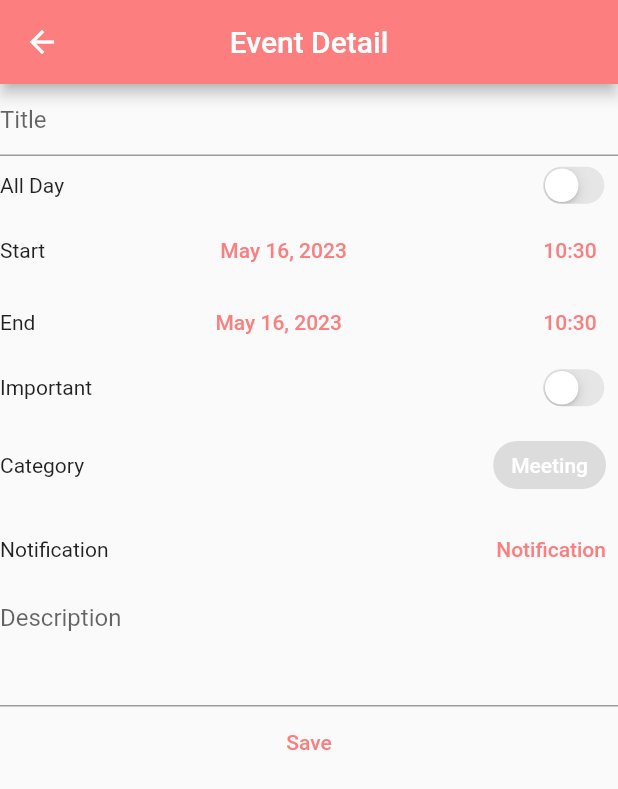
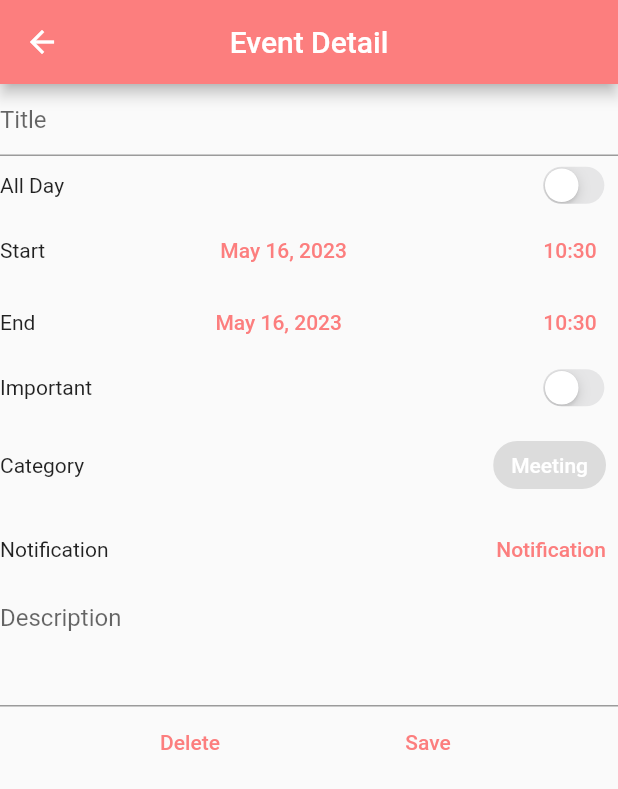
Before and after one commit to JarellOng/UrTask, a Flutter app: the EventDetailView screen opened directly with empty values, on a phone screen of 412 x 824 dp. Shown: the top 789 px of the screen. Run offline on Flutter 3.47's test engine with Material 2 defaults, Android fonts, the light colour scheme and no system bars; our stand-ins replace bloc, cloud_firestore, dotted_line, equatable, firebase_auth, firebase_core and 3 more; accounts and stored records are empty.

Commit message:
Add Delete Event Implementation

```diff
--- a/lib/views/event/event_detail_view.dart
+++ b/lib/views/event/event_detail_view.dart
@@ -10,6 +10,7 @@ import 'package:urtask/services/colors/colors_controller.dart';
 import 'package:urtask/services/events/events_controller.dart';
 import 'package:urtask/services/notifications/notifications_controller.dart';
 import 'package:urtask/utilities/dialogs/categories_dialog.dart';
+import 'package:urtask/utilities/dialogs/delete_dialog.dart';
 import 'package:urtask/utilities/dialogs/discard_dialog.dart';
 import 'package:urtask/utilities/extensions/hex_color.dart';
 import 'package:urtask/views/date/date_scroll_view.dart';
@@ -605,6 +606,28 @@ class _EventDetailViewState extends State<EventDetailView> {
                 ),
               ),
 
+              Row(
+                mainAxisAlignment: MainAxisAlignment.spaceEvenly,
+                children: [
+                  // DELETE BUTTON
+                  TextButton(
+                    onPressed: () async {
+                      final shouldDelete = await showDeleteDialog(
+                        context,
+                        "Are you sure you want to delete this event?",
+                      );
+                      if (shouldDelete) {
+                        await _eventService.delete(id: _eventId);
+                        await _notificationService.bulkDelete(
+                            ids: storedNotificationIds);
+                        if (mounted) {
+                          Navigator.of(context).pop();
+                        }
+                      }
+                    },
+                    child: const Text("Delete"),
+                  ),
+
                   // SAVE BUTTON
                   TextButton(
                     onPressed: () async {
@@ -712,17 +735,20 @@ class _EventDetailViewState extends State<EventDetailView> {
                             if (selectedCustomNotification!.values.first ==
                                 CustomNotificationUOT.minutes) {
                               customDuration = Duration(minutes: customAmount);
-                        } else if (selectedCustomNotification!.values.first ==
+                            } else if (selectedCustomNotification!
+                                    .values.first ==
                                 CustomNotificationUOT.hours) {
                               customDuration = Duration(hours: customAmount);
-                        } else if (selectedCustomNotification!.values.first ==
+                            } else if (selectedCustomNotification!
+                                    .values.first ==
                                 CustomNotificationUOT.days) {
                               customDuration = Duration(days: customAmount);
                             }
                             _notificationService.create(
                               eventId: _eventId,
-                          dateTime: Timestamp.fromDate(
-                              startTimestamp.toDate().subtract(customDuration)),
+                              dateTime: Timestamp.fromDate(startTimestamp
+                                  .toDate()
+                                  .subtract(customDuration)),
                               type: value.name,
                             );
                           }
@@ -734,6 +760,8 @@ class _EventDetailViewState extends State<EventDetailView> {
                       }
                     },
                     child: const Text("Save"),
+                  ),
+                ],
               ),
             ],
           ),
```
Lines whose indentation alone changed are shown as unchanged.
